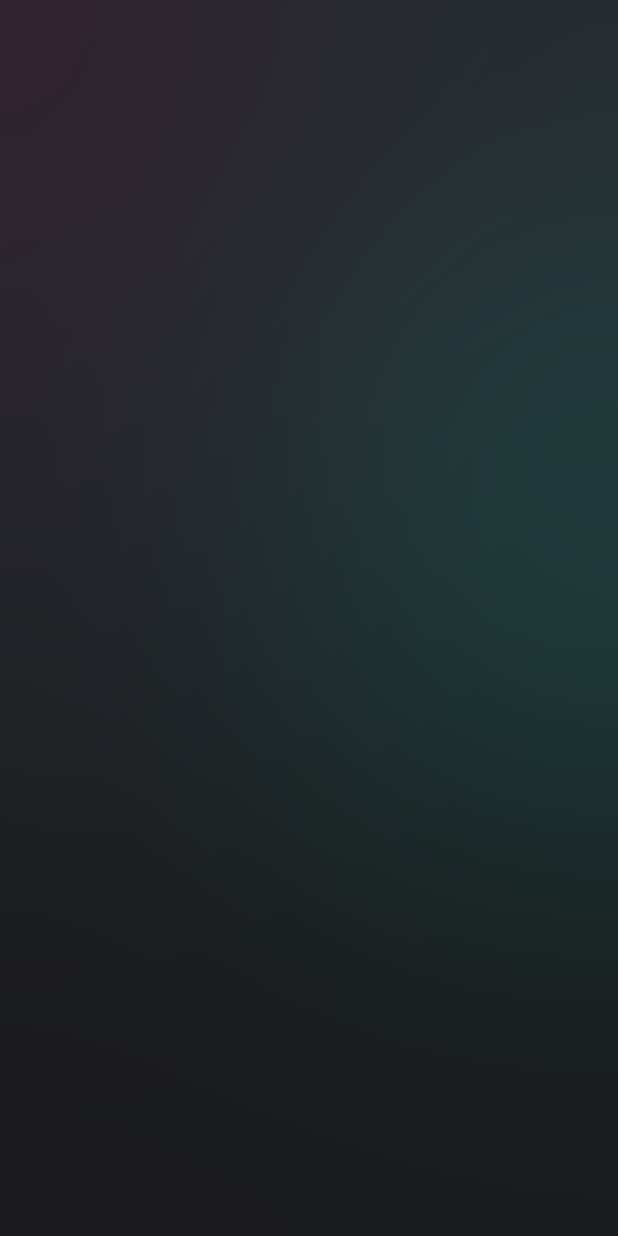
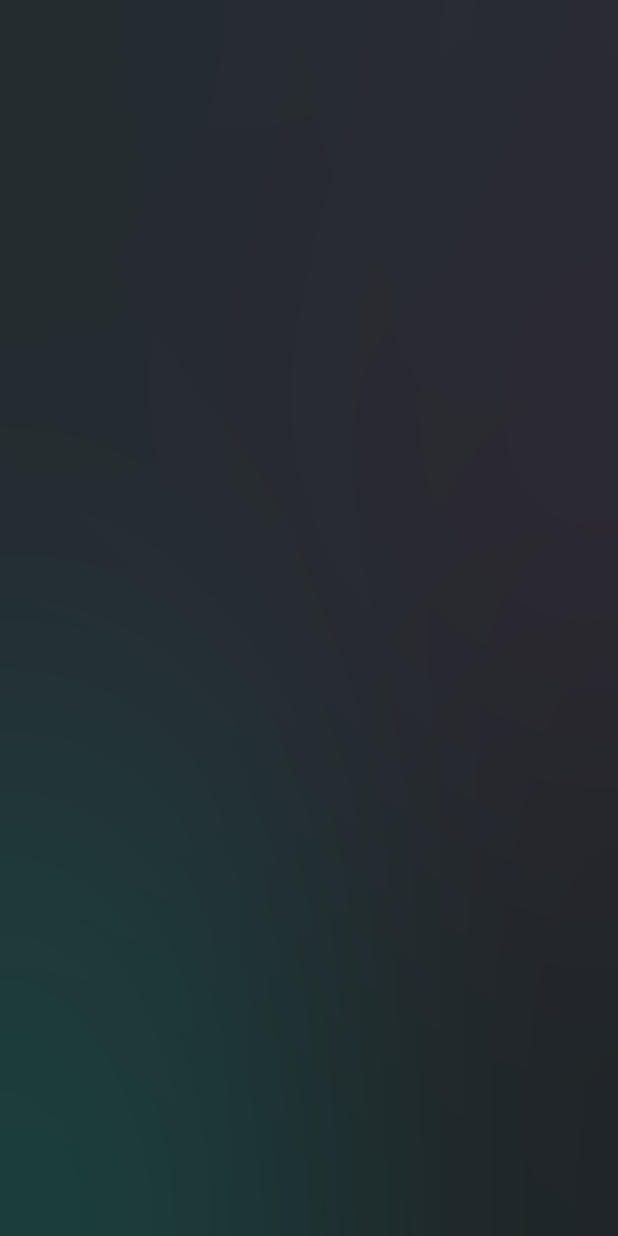
Before and after one commit to 3bary/movie_app, a Flutter app: the screen it shows after launch, after a tap on "Sign Up", on a phone screen of 412 x 824 dp. Run offline on Flutter 3.47's test engine with Material 2 defaults, Android fonts, the phone set to English and light mode, and no system bars; our stand-ins replace google_fonts.

Commit message:
refactor the code

```diff
--- a/lib/views/home_view.dart
+++ b/lib/views/home_view.dart
@@ -1,6 +1,6 @@
 import 'package:flutter/material.dart';
 import 'package:movie_app_ui/constants.dart';
-import 'package:movie_app_ui/views/widgets/colored_wallpaper.dart';
+import 'package:movie_app_ui/views/widgets/home_view_wallpaper.dart';
 
 
 class HomeView extends StatelessWidget {
@@ -16,8 +16,8 @@ class HomeView extends StatelessWidget {
         height: screenHeight,
         width: screenWidth,
         child: Stack(
-          children: [
-            const ColoredWallpaper(),
+          children: const[
+            HomeViewWallpaper(),
           ],
         ),
       ),
--- a/lib/views/onboarding_view.dart
+++ b/lib/views/onboarding_view.dart
@@ -2,7 +2,7 @@ import 'package:flutter/material.dart';
 import 'package:movie_app_ui/constants.dart';
 import 'package:movie_app_ui/views/home_view.dart';
 import 'package:movie_app_ui/views/widgets/circle_dot.dart';
-import 'package:movie_app_ui/views/widgets/colored_wallpaper.dart';
+import 'package:movie_app_ui/views/widgets/onboarding_view_wallpaper.dart';
 import 'package:movie_app_ui/views/widgets/custom_outline.dart';
 
 class OnboardingView extends StatelessWidget {
@@ -18,7 +18,7 @@ class OnboardingView extends StatelessWidget {
         width: screenWidth,
         child: Stack(
           children: [
-            const ColoredWallpaper(),
+            const OnboardingViewWallpaper(),
             SafeArea(
               child: Center(
                 child: Column(
--- a/lib/views/widgets/colored_wallpaper.dart
+++ b/lib/views/widgets/home_view_wallpaper.dart
@@ -2,8 +2,8 @@ import 'package:flutter/material.dart';
 import 'package:movie_app_ui/constants.dart';
 import 'package:movie_app_ui/views/widgets/shadow_color.dart';
 
-class ColoredWallpaper extends StatelessWidget {
-  const ColoredWallpaper({Key? key}) : super(key: key);
+class HomeViewWallpaper extends StatelessWidget {
+  const HomeViewWallpaper({Key? key}) : super(key: key);
 
   @override
   Widget build(BuildContext context) {
@@ -16,7 +16,7 @@ class ColoredWallpaper extends StatelessWidget {
           child: const ShadowColor(
             height: 160,
             width: 160,
-            color: Constants.kPinkColor,
+            color: Constants.kGreenColor,
           ),
         ),
         Positioned(
@@ -25,6 +25,15 @@ class ColoredWallpaper extends StatelessWidget {
           child: const ShadowColor(
             height: 170,
             width: 170,
+            color: Constants.kPinkColor,
+          ),
+        ),
+        Positioned(
+          top: screenHeight * 0.7,
+          left: -60,
+          child: const ShadowColor(
+            height: 160,
+            width: 160,
             color: Constants.kGreenColor,
           ),
         ),
--- /dev/null
+++ b/lib/views/widgets/onboarding_view_wallpaper.dart
@@ -0,0 +1,34 @@
+import 'package:flutter/material.dart';
+import 'package:movie_app_ui/constants.dart';
+import 'package:movie_app_ui/views/widgets/shadow_color.dart';
+
+class OnboardingViewWallpaper extends StatelessWidget {
+  const OnboardingViewWallpaper({Key? key}) : super(key: key);
+
+  @override
+  Widget build(BuildContext context) {
+    final screenHeight = MediaQuery.of(context).size.height;
+    return Stack(
+      children: [
+        Positioned(
+          top: screenHeight * 0.1,
+          left: -60,
+          child: const ShadowColor(
+            height: 160,
+            width: 160,
+            color: Constants.kPinkColor,
+          ),
+        ),
+        Positioned(
+          top: screenHeight * 0.3,
+          right: -40,
+          child: const ShadowColor(
+            height: 170,
+            width: 170,
+            color: Constants.kGreenColor,
+          ),
+        ),
+      ],
+    );
+  }
+}
```
